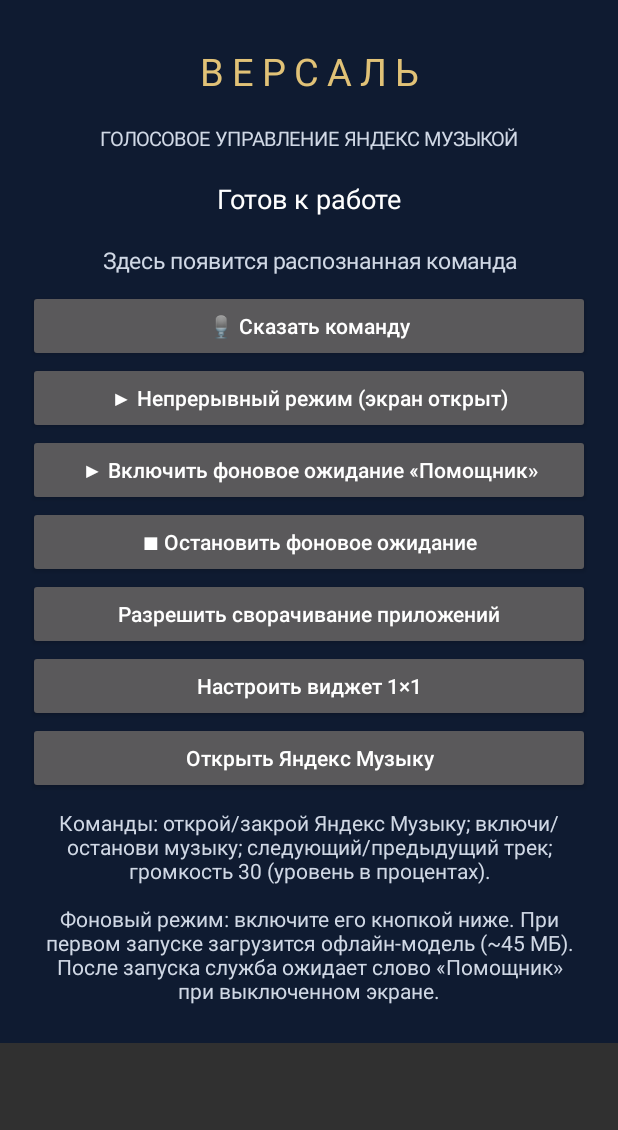
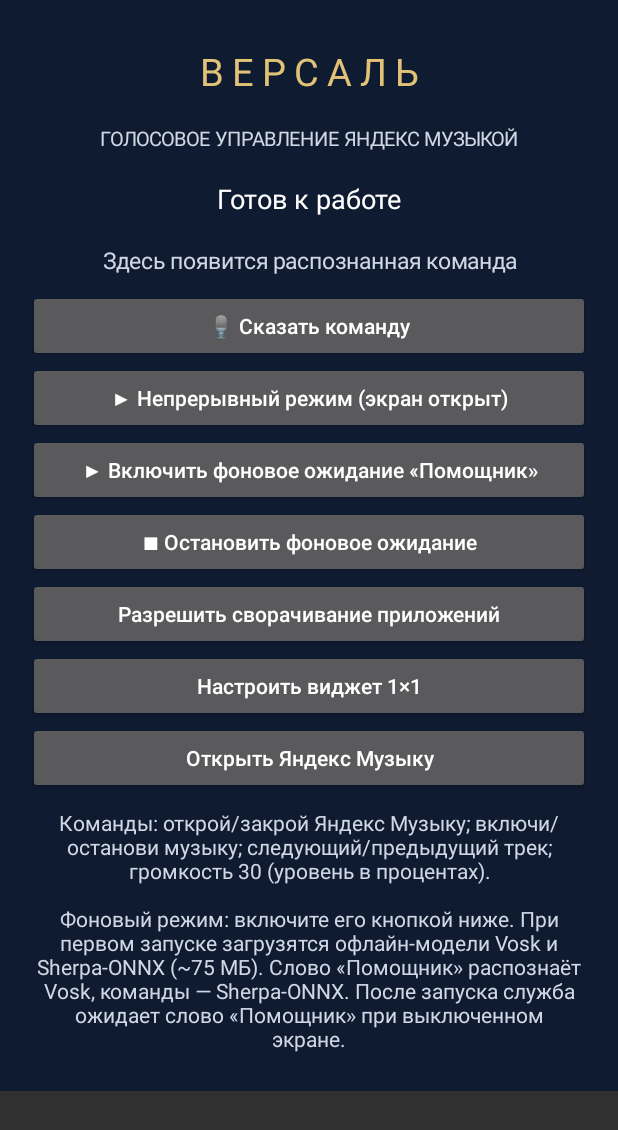
Before and after one commit to il78an/versal-voice-assistant, an Android app: the screen it shows after launch (MainActivity), on a phone screen of 412 x 824 dp. Shown: the top 1130 px of the screen. Run offline under Robolectric (Android 15) with nearby library versions, the phone set to English and light mode, and no system bars.

Commit message:
Update assistant setup help for dual offline engines

```diff
--- a/app/src/main/java/ru/versal/voice/MainActivity.kt
+++ b/app/src/main/java/ru/versal/voice/MainActivity.kt
@@ -109,8 +109,8 @@ class MainActivity : Activity() {
         root.addView(text(
             "Команды: открой/закрой Яндекс Музыку; включи/останови музыку; " +
                 "следующий/предыдущий трек; громкость 30 (уровень в процентах).\n\n" +
-                "Фоновый режим: включите его кнопкой ниже. При первом запуске загрузится офлайн-модель (~45 МБ). " +
-                "После запуска служба ожидает слово «Помощник» при выключенном экране.",
+                "Фоновый режим: включите его кнопкой ниже. При первом запуске загрузятся офлайн-модели Vosk и Sherpa-ONNX (~75 МБ). " +
+                "Слово «Помощник» распознаёт Vosk, команды — Sherpa-ONNX. После запуска служба ожидает слово «Помощник» при выключенном экране.",
             14f, 0xFFD0D8E5.toInt()
         ))
         setContentView(ScrollView(this).apply { addView(root) })
```
